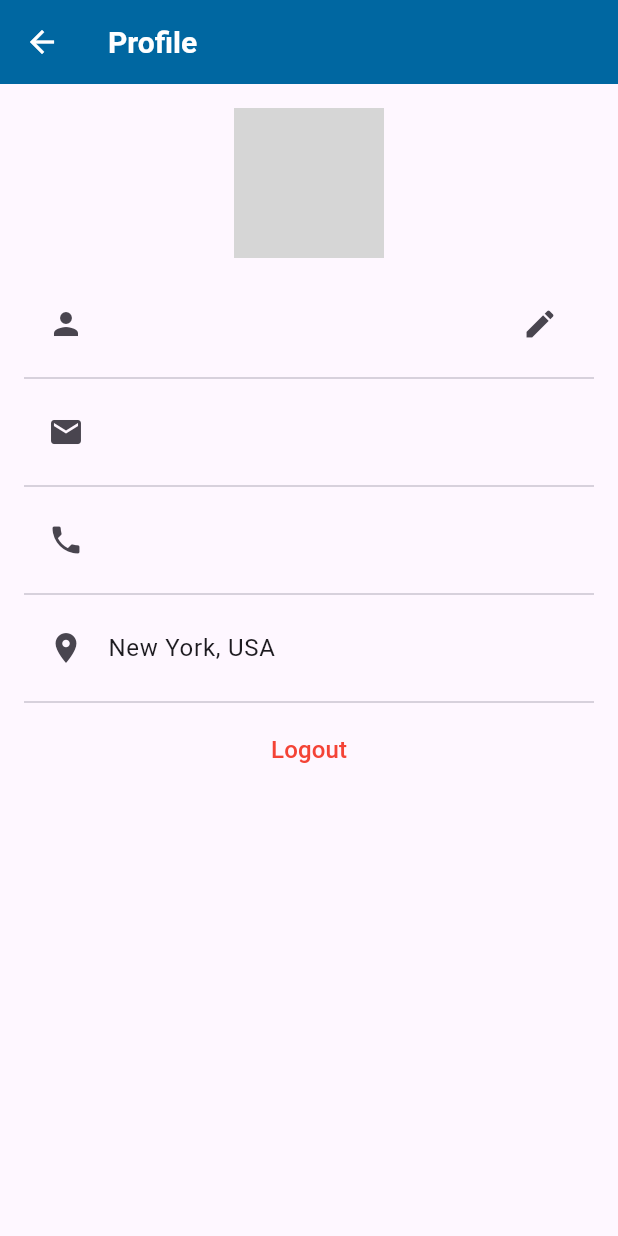
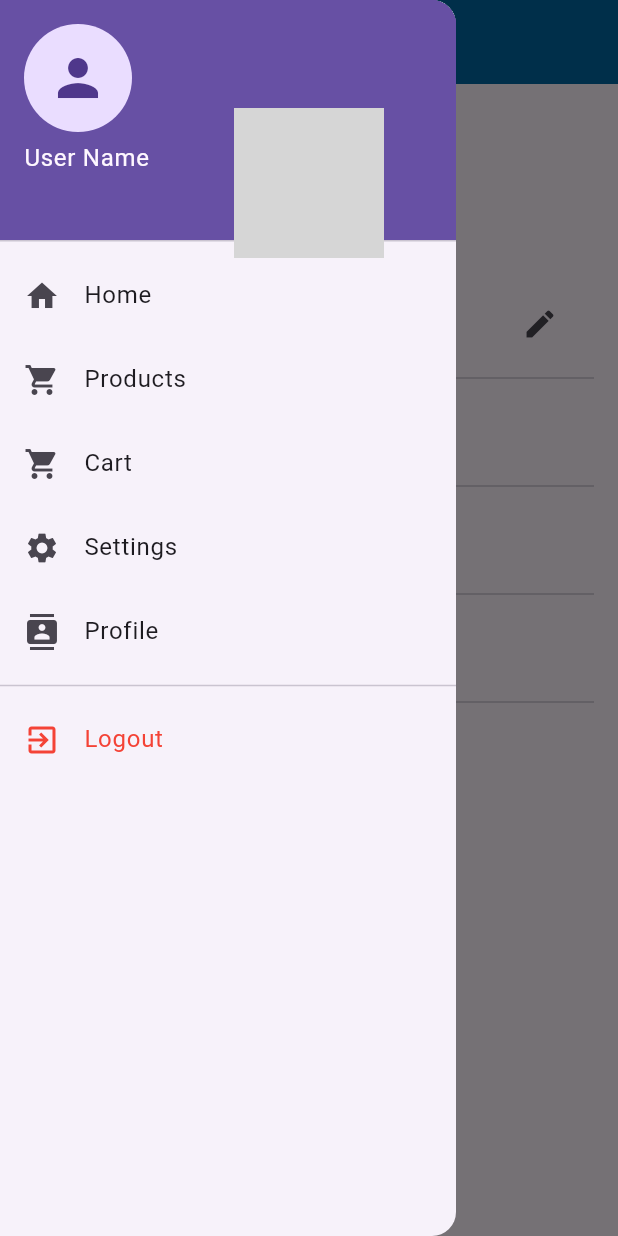
Before and after one commit to vprabhu1771/flutter_supabase_milk_subscription, a Flutter app: the ProfileScreen screen opened directly, with the side drawer open (before the commit the screen has no drawer), on a phone screen of 412 x 824 dp. Run offline on Flutter 3.47's test engine with Material 3 defaults, Android fonts, the phone set to English and light mode, and no system bars; our stand-ins replace flutter_dotenv, flutter_secure_storage, fluttertoast, shared_preferences, supabase_flutter; accounts and stored records are empty; network calls fail; grey boxes are pictures that could not be loaded.

Commit message:
ProfileScreen CustomDrawer added

```diff
--- a/lib/screens/auth/ProfileScreen.dart
+++ b/lib/screens/auth/ProfileScreen.dart
@@ -36,6 +36,7 @@ class _ProfileScreenState extends State<ProfileScreen> {
       appBar: AppBar(
         title: Text(widget.title),
       ),
+      drawer: CustomDrawer(parentContext: context),
       body: SingleChildScrollView(
         child: Padding(
           padding: const EdgeInsets.all(16.0),
```
